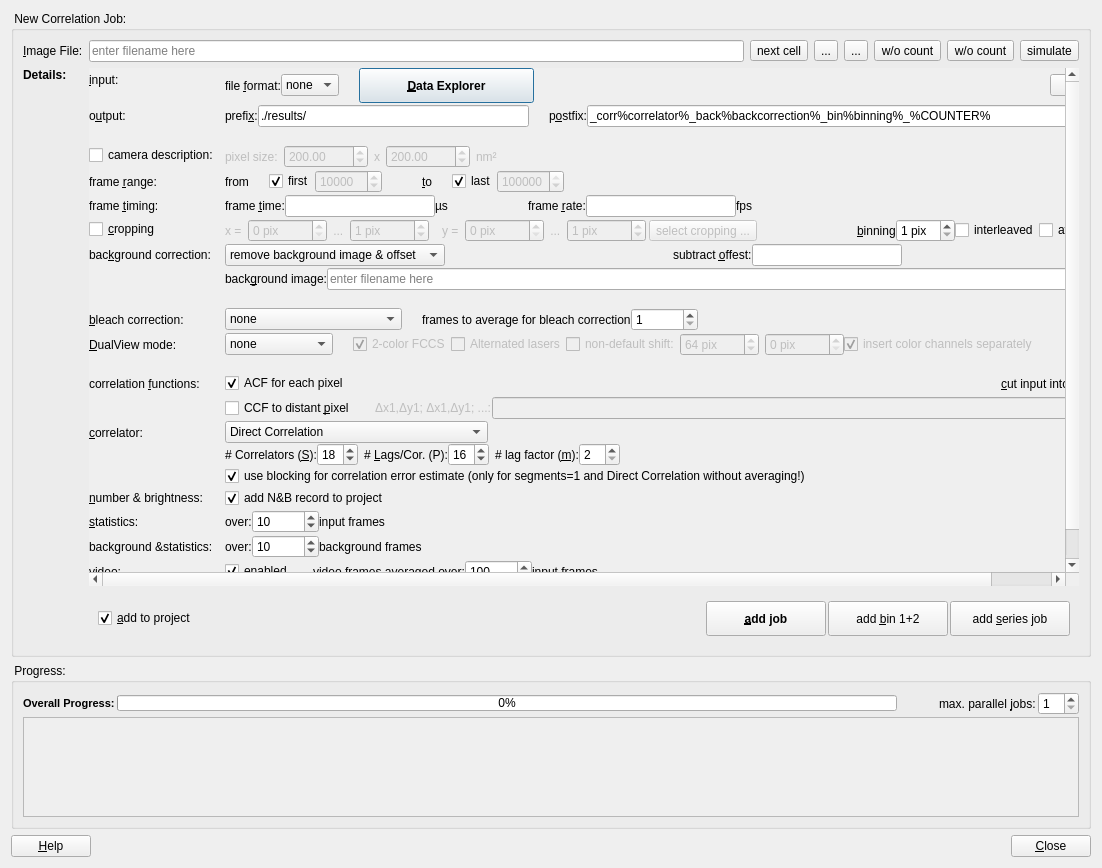
First picture: the form in plugins/imagingfcs/qfrdrimagingfcscorrelationdialog.ui, repository lukl/QuickFit3, before the edit.
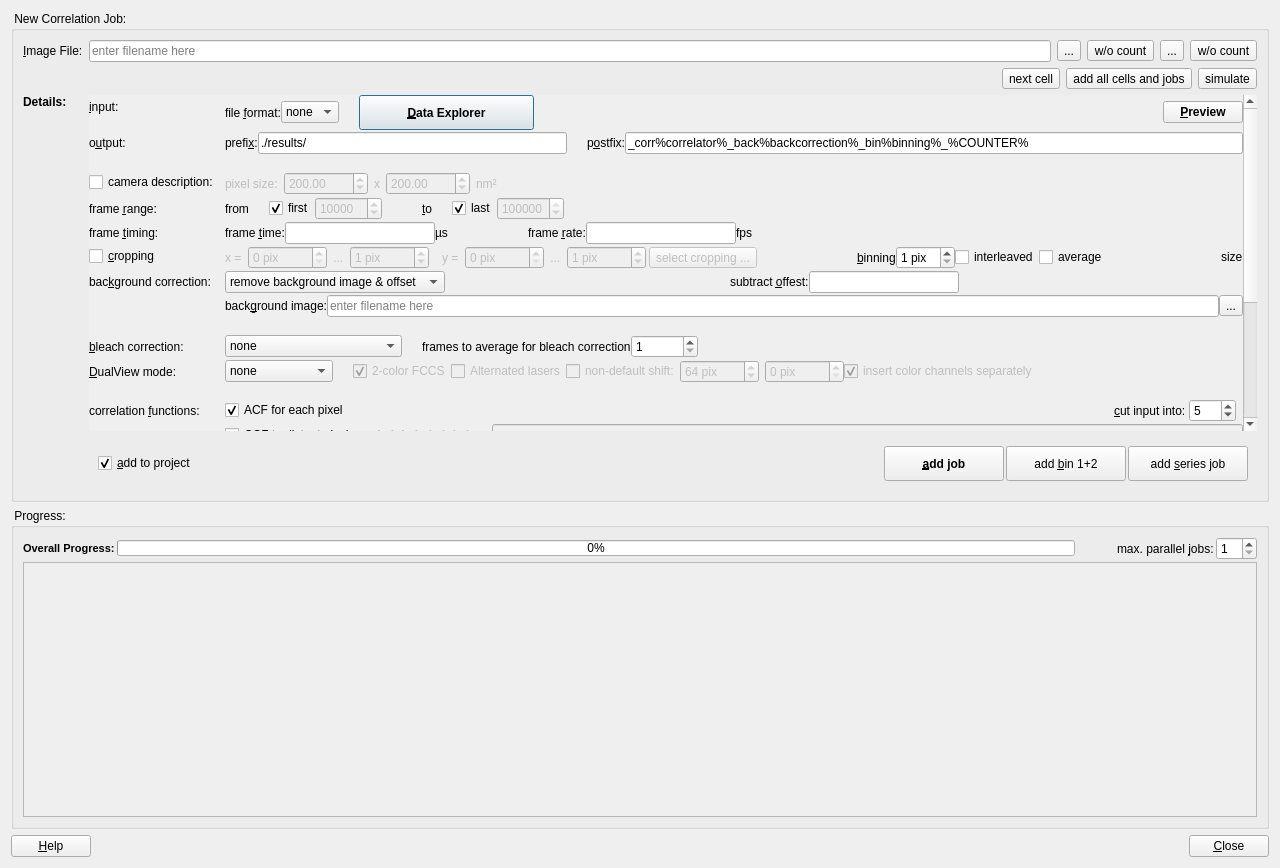
Second picture: the form after the edit. Icons and pictures are not drawn. Custom widgets are drawn as their Qt base class.

Commit message: Added button to add all cells in directory with same settings in imFCS:Correlator Plugin

Diff of the .ui file:
```diff
--- a/plugins/imagingfcs/qfrdrimagingfcscorrelationdialog.ui
+++ b/plugins/imagingfcs/qfrdrimagingfcscorrelationdialog.ui
@@ -9,7 +9,7 @@
    <rect>
     <x>0</x>
     <y>0</y>
-    <width>1102</width>
+    <width>1280</width>
     <height>868</height>
    </rect>
   </property>
@@ -23,7 +23,7 @@
   <property name="modal">
    <bool>false</bool>
   </property>
-  <layout class="QVBoxLayout" name="verticalLayout_2" stretch="1,0,0">
+  <layout class="QVBoxLayout" name="verticalLayout_2" stretch="0,0,0">
    <item>
     <widget class="QGroupBox" name="groupBox_3">
      <property name="sizePolicy">
@@ -38,9 +38,9 @@
      <property name="flat">
       <bool>false</bool>
      </property>
-     <layout class="QGridLayout" name="gridLayout_2" rowstretch="0,1,0">
+     <layout class="QGridLayout" name="gridLayout_2" rowstretch="0,1,1,0,0,0">
       <item row="0" column="1">
-       <layout class="QHBoxLayout" name="horizontalLayout_2">
+       <layout class="QHBoxLayout" name="horizontalLayout_2" stretch="0,0,0,0,0">
         <item>
          <widget class="QLineEdit" name="edtImageFile">
           <property name="placeholderText">
@@ -48,13 +48,6 @@
           </property>
          </widget>
         </item>
-        <item>
-         <widget class="QToolButton" name="btnNextCell">
-          <property name="text">
-           <string>next cell</string>
-          </property>
-         </widget>
-        </item>
         <item>
          <widget class="QToolButton" name="btnSelectImageFile">
           <property name="toolTip">
@@ -69,20 +62,6 @@
           </property>
          </widget>
         </item>
-        <item>
-         <widget class="QToolButton" name="btnLoad">
-          <property name="toolTip">
-           <string>read metadata from the given image series file</string>
-          </property>
-          <property name="text">
-           <string>...</string>
-          </property>
-          <property name="icon">
-           <iconset resource="qfrdrimagingfcs.qrc">
-            <normaloff>:/imaging_fcs/use_file.png</normaloff>:/imaging_fcs/use_file.png</iconset>
-          </property>
-         </widget>
-        </item>
         <item>
          <widget class="QToolButton" name="btnSelectImageFileNoCount">
           <property name="toolTip">
@@ -100,6 +79,20 @@
           </property>
          </widget>
         </item>
+        <item>
+         <widget class="QToolButton" name="btnLoad">
+          <property name="toolTip">
+           <string>read metadata from the given image series file</string>
+          </property>
+          <property name="text">
+           <string>...</string>
+          </property>
+          <property name="icon">
+           <iconset resource="qfrdrimagingfcs.qrc">
+            <normaloff>:/imaging_fcs/use_file.png</normaloff>:/imaging_fcs/use_file.png</iconset>
+          </property>
+         </widget>
+        </item>
         <item>
          <widget class="QToolButton" name="btnLoadNoCount">
           <property name="toolTip">
@@ -117,26 +110,9 @@
           </property>
          </widget>
         </item>
-        <item>
-         <widget class="QToolButton" name="btnSimulate">
-          <property name="toolTip">
-           <string>read metadata from the given image series file</string>
-          </property>
-          <property name="text">
-           <string>simulate</string>
-          </property>
-          <property name="icon">
-           <iconset resource="qfrdrimagingfcs.qrc">
-            <normaloff>:/imaging_fcs/qfrdrimagingfcs_simulate.png</normaloff>:/imaging_fcs/qfrdrimagingfcs_simulate.png</iconset>
-          </property>
-          <property name="toolButtonStyle">
-           <enum>Qt::ToolButtonTextBesideIcon</enum>
-          </property>
-         </widget>
-        </item>
        </layout>
       </item>
-      <item row="1" column="1">
+      <item row="4" column="1">
        <widget class="QScrollArea" name="scrollAreaParams">
         <property name="sizePolicy">
          <sizepolicy hsizetype="Expanding" vsizetype="Minimum">
@@ -2102,7 +2078,7 @@
         </property>
        </widget>
       </item>
-      <item row="1" column="0">
+      <item row="4" column="0">
        <widget class="QLabel" name="labDetails">
         <property name="text">
          <string>&lt;b&gt;Details:&lt;/b&gt;</string>
@@ -2112,7 +2088,7 @@
         </property>
        </widget>
       </item>
-      <item row="2" column="1">
+      <item row="5" column="1">
        <widget class="QWidget" name="widAddJob" native="true">
         <layout class="QHBoxLayout" name="horizontalLayout_5">
          <property name="spacing">
@@ -2228,6 +2204,57 @@
         </layout>
        </widget>
       </item>
+      <item row="1" column="1">
+       <layout class="QHBoxLayout" name="horizontalLayout_23" stretch="0,0,0,0">
+        <property name="sizeConstraint">
+         <enum>QLayout::SetFixedSize</enum>
+        </property>
+        <item>
+         <spacer name="horizontalSpacer_19">
+          <property name="orientation">
+           <enum>Qt::Horizontal</enum>
+          </property>
+          <property name="sizeHint" stdset="0">
+           <size>
+            <width>40</width>
+            <height>20</height>
+           </size>
+          </property>
+         </spacer>
+        </item>
+        <item>
+         <widget class="QToolButton" name="btnNextCell">
+          <property name="text">
+           <string>next cell</string>
+          </property>
+         </widget>
+        </item>
+        <item>
+         <widget class="QToolButton" name="btnAddCellsAndJobs">
+          <property name="text">
+           <string>add all cells and jobs</string>
+          </property>
+         </widget>
+        </item>
+        <item>
+         <widget class="QToolButton" name="btnSimulate">
+          <property name="toolTip">
+           <string>read metadata from the given image series file</string>
+          </property>
+          <property name="text">
+           <string>simulate</string>
+          </property>
+          <property name="icon">
+           <iconset resource="qfrdrimagingfcs.qrc">
+            <normaloff>:/imaging_fcs/qfrdrimagingfcs_simulate.png</normaloff>:/imaging_fcs/qfrdrimagingfcs_simulate.png</iconset>
+          </property>
+          <property name="toolButtonStyle">
+           <enum>Qt::ToolButtonTextBesideIcon</enum>
+          </property>
+         </widget>
+        </item>
+       </layout>
+      </item>
      </layout>
     </widget>
    </item>
@@ -2356,8 +2383,8 @@
           <rect>
            <x>0</x>
            <y>0</y>
-           <width>1056</width>
-           <height>98</height>
+           <width>1234</width>
+           <height>191</height>
           </rect>
          </property>
          <property name="sizePolicy">
```
Left out of the diff: 2 changed lines with no effect on the pictures. The commit also changes 2 other files.
